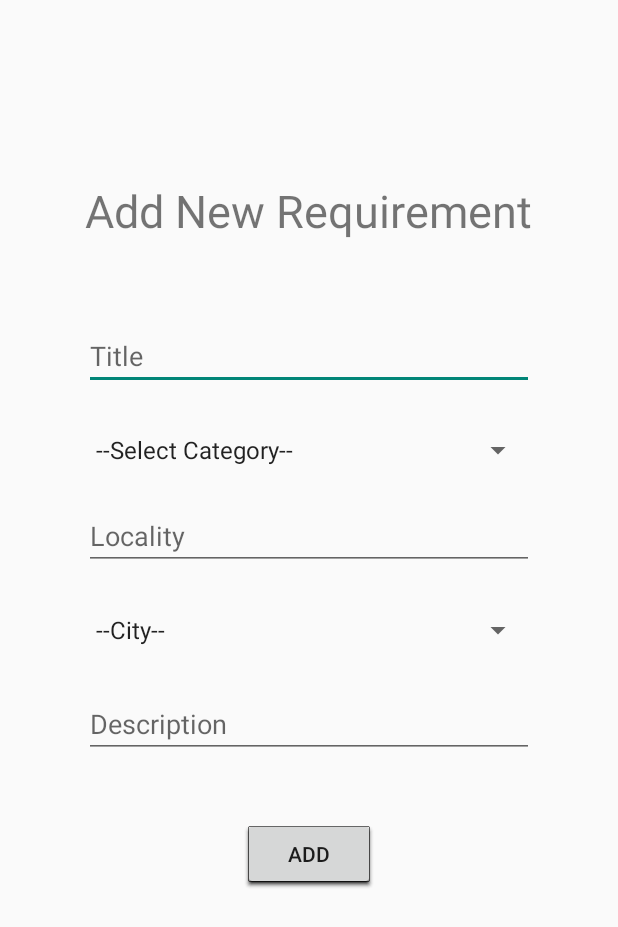
After one commit to shreya1200/DonationPlatform, an Android app: the NewRequirement screen opened directly, with no data from a screen before it, on a phone screen of 412 x 824 dp. The commit adds this screen. Shown: the top 927 px of the screen. Run offline under Robolectric (Android 15) with nearby library versions, the phone set to English and light mode, and no system bars; our stand-ins replace Firebase (no records; nobody signed in at launch, a user with empty details on screens opened directly); Roboto replaces fonts that are not available here.

Commit message:
Requirement posting added

```diff
--- a/Donation/app/src/main/AndroidManifest.xml
+++ b/Donation/app/src/main/AndroidManifest.xml
@@ -12,14 +12,15 @@
         android:roundIcon="@mipmap/ic_launcher_round"
         android:supportsRtl="true"
         android:theme="@style/AppTheme">
+        <activity android:name=".NewRequirement"></activity>
         <activity android:name=".UploadDonation" />
         <activity android:name=".profile" />
-        <activity android:name=".Register" />
+        <activity android:name=".MainActivity" />
         <activity android:name=".LoginActivity" />
         <activity android:name=".explore" />
         <activity android:name=".categories" />
         <activity android:name=".homepage" />
-        <activity android:name=".MainActivity">
+        <activity android:name=".Register">
             <intent-filter>
                 <action android:name="android.intent.action.MAIN" />
 
--- a/Donation/app/src/main/java/com/example/donation/LoginActivity.java
+++ b/Donation/app/src/main/java/com/example/donation/LoginActivity.java
@@ -46,7 +46,7 @@ public class LoginActivity extends AppCompatActivity {
                                     // Sign in success, update UI with the signed-in user's information
 //                                    Log.d(TAG, "signInWithEmail:success");
                                     FirebaseUser user = fauth.getCurrentUser();
-                                    startActivity(new Intent(LoginActivity.this,profile.class));
+                                    startActivity(new Intent(LoginActivity.this,NewRequirement.class));
                                 } else {
                                     // If sign in fails, display a message to the user.
 //                                    Log.w(TAG, "signInWithEmail:failure", task.getException());
--- /dev/null
+++ b/Donation/app/src/main/java/com/example/donation/NewRequirement.java
@@ -0,0 +1,65 @@
+package com.example.donation;
+
+import androidx.annotation.NonNull;
+import androidx.appcompat.app.AppCompatActivity;
+
+import android.os.Bundle;
+import android.view.View;
+import android.widget.Button;
+import android.widget.EditText;
+import android.widget.Spinner;
+import android.widget.Toast;
+
+import com.google.android.gms.tasks.OnFailureListener;
+import com.google.android.gms.tasks.OnSuccessListener;
+import com.google.firebase.auth.FirebaseAuth;
+import com.google.firebase.firestore.DocumentReference;
+import com.google.firebase.firestore.FirebaseFirestore;
+
+import java.util.LinkedHashMap;
+
+public class NewRequirement extends AppCompatActivity {
+    EditText title,locality,desc;Spinner city,category;Button submit;
+    FirebaseAuth fauth;FirebaseFirestore fstore;
+    @Override
+    protected void onCreate(Bundle savedInstanceState) {
+        super.onCreate(savedInstanceState);
+        setContentView(R.layout.activity_new_requirement);
+        title = findViewById(R.id.title);
+        locality = findViewById(R.id.loc);
+        desc = findViewById(R.id.desc);
+        city = findViewById(R.id.city);
+        category = findViewById(R.id.categories);
+        submit = findViewById(R.id.submit);
+
+        fauth = FirebaseAuth.getInstance();
+        fstore = FirebaseFirestore.getInstance();
+        System.out.println("Into the activity NewRequirement");
+        submit.setOnClickListener(new View.OnClickListener() {
+            @Override
+            public void onClick(View v) {
+                LinkedHashMap<String,Object> map = new LinkedHashMap<>();
+                map.put("requestBy",fauth.getCurrentUser().getUid());
+                map.put("title",title.getText().toString());
+                map.put("category",category.getSelectedItem().toString());
+                map.put("locality",locality.getText().toString());
+                map.put("city",city.getSelectedItem().toString());
+                map.put("description",desc.getText().toString());
+                DocumentReference docref = fstore.collection("requests").document(fauth.getCurrentUser().getUid()+"_"+System.currentTimeMillis());
+                docref.set(map).addOnSuccessListener(new OnSuccessListener<Void>() {
+                    @Override
+                    public void onSuccess(Void aVoid) {
+                        System.out.println("Requirement posted");
+                        Toast.makeText(NewRequirement.this,"Requirement posted",Toast.LENGTH_LONG).show();
+                    }
+                }).addOnFailureListener(new OnFailureListener() {
+                    @Override
+                    public void onFailure(@NonNull Exception e) {
+                        System.out.println("Requirement posting failed \n--------------------------------\n"+e.getMessage());
+                        Toast.makeText(NewRequirement.this,"Requirement posting failed",Toast.LENGTH_LONG).show();
+                    }
+                });
+            }
+        });
+    }
+}
--- a/Donation/app/src/main/java/com/example/donation/homepage.java
+++ b/Donation/app/src/main/java/com/example/donation/homepage.java
@@ -35,6 +35,7 @@ public class homepage extends AppCompatActivity {
     @Override
     protected void onCreate(Bundle savedInstanceState) {
         super.onCreate(savedInstanceState);
+        System.out.println("HomePage");
         setContentView(R.layout.activity_homepage);
 
         Button alldonationsbtn =findViewById(R.id.alldonationsbtn);
--- /dev/null
+++ b/Donation/app/src/main/res/layout/activity_new_requirement.xml
@@ -0,0 +1,70 @@
+<?xml version="1.0" encoding="utf-8"?>
+<RelativeLayout xmlns:android="http://schemas.android.com/apk/res/android"
+    xmlns:app="http://schemas.android.com/apk/res-auto"
+    xmlns:tools="http://schemas.android.com/tools"
+    android:layout_width="match_parent"
+    android:layout_height="match_parent"
+    tools:context=".NewRequirement">
+    <TextView
+        android:layout_width="wrap_content"
+        android:layout_height="wrap_content"
+        android:text="Add New Requirement"
+        android:layout_centerHorizontal="true"
+        android:layout_marginTop="120dp"
+        android:textSize="30dp"/>
+    <EditText
+        android:layout_marginTop="220dp"
+        android:id="@+id/title"
+        android:layout_centerHorizontal="true"
+        android:layout_width="300dp"
+        android:layout_height="40dp"
+        android:ems="10"
+        android:inputType="textPersonName"
+        android:hint="Title" />
+
+    <Spinner
+        android:id="@+id/categories"
+        android:layout_width="300dp"
+        android:layout_height="40dp"
+        android:layout_below="@id/title"
+        android:layout_centerHorizontal="true"
+        android:entries="@array/categories"
+        android:layout_marginTop="20dp"/>
+    <EditText
+        android:id="@+id/loc"
+        android:layout_centerHorizontal="true"
+        android:layout_width="300dp"
+        android:layout_height="40dp"
+        android:ems="10"
+        android:inputType="textPersonName"
+        android:hint="Locality"
+        android:layout_below="@id/categories"
+        android:layout_marginTop="20dp"/>
+
+    <Spinner
+        android:id="@+id/city"
+        android:layout_width="300dp"
+        android:layout_height="40dp"
+        android:layout_below="@id/loc"
+        android:layout_centerHorizontal="true"
+        android:entries="@array/cities"
+        android:layout_marginTop="20dp"/>
+    <EditText
+        android:id="@+id/desc"
+        android:layout_centerHorizontal="true"
+        android:layout_width="300dp"
+        android:layout_height="wrap_content"
+        android:ems="10"
+        android:inputType="textMultiLine"
+        android:hint="Description"
+        android:layout_below="@id/city"
+        android:layout_marginTop="20dp"/>
+    <Button
+        android:layout_centerHorizontal="true"
+        android:text="Add"
+        android:layout_width="wrap_content"
+        android:layout_height="wrap_content"
+        android:id="@+id/submit"
+        android:layout_below="@id/desc"
+        android:layout_marginTop="40dp"/>
+</RelativeLayout>
```
Also changed, not shown: Donation/app/build.gradle (+8 -7 lines), Donation/app/src/main/java/com/example/donation/Register.java (+89 -97 lines), Donation/app/src/main/res/layout/loading_screen.xml (added, +32 -0 lines), 1 other file.
